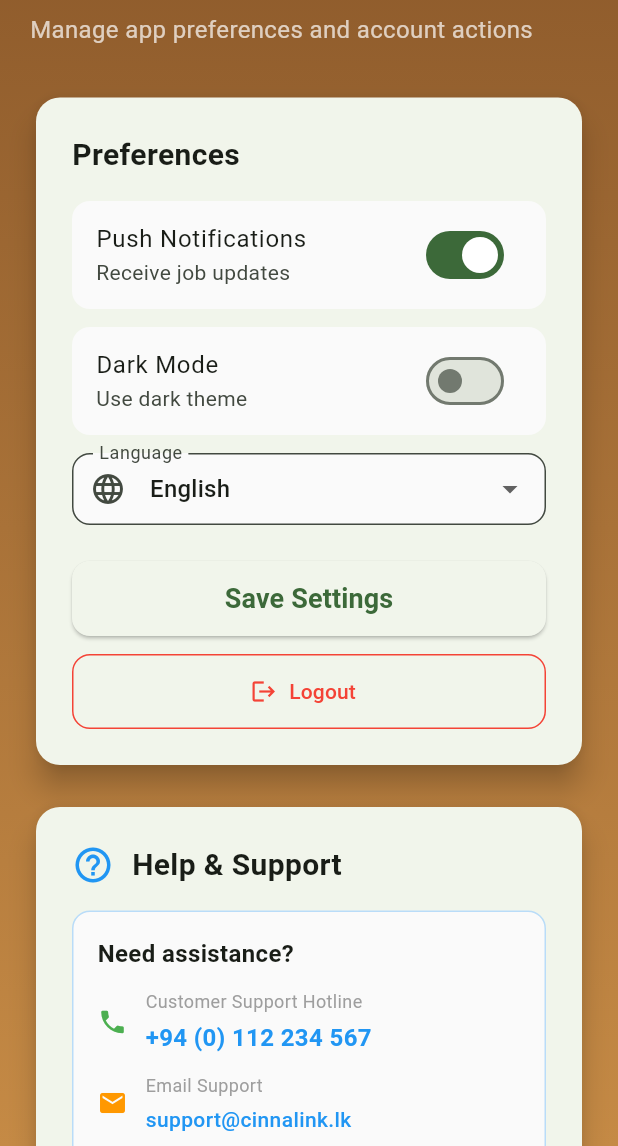
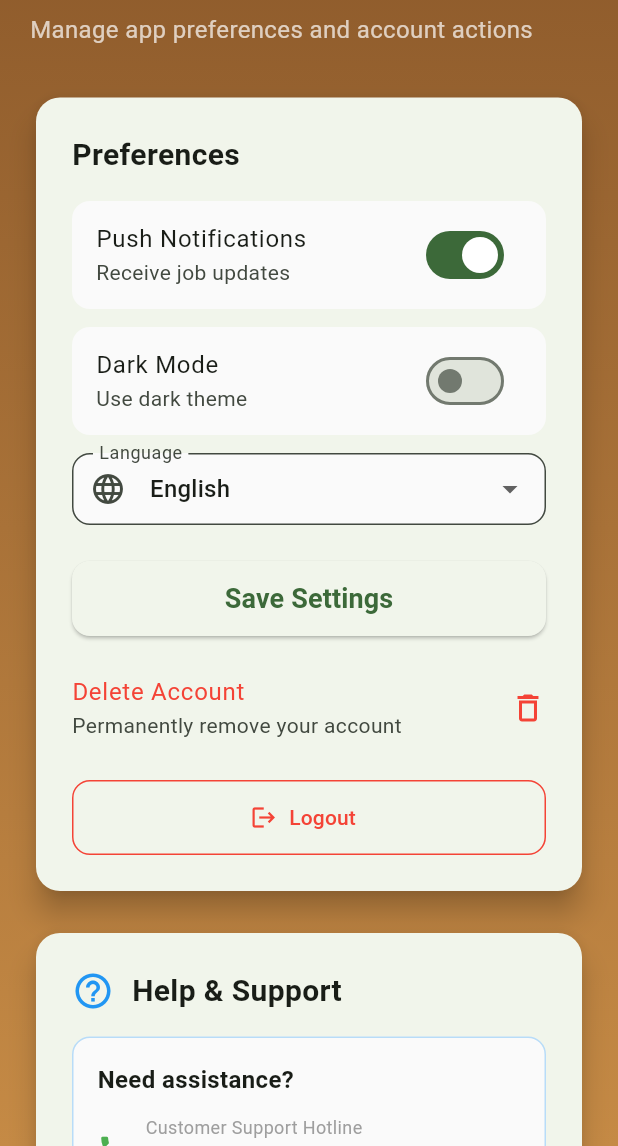
Before and after one commit to ChameeraHD/CinnaLink, a Flutter app: the AccountSettingsPage screen opened directly, on a phone screen of 412 x 824 dp, the part 90-1236 px from its top. Run offline on Flutter 3.47's test engine with Material 3 defaults, Android fonts, the phone set to English and light mode, and no system bars; our stand-ins replace cloud_firestore, firebase_auth, firebase_core, table_calendar; accounts and stored records are empty.

Commit message:
add account delete section

```diff
--- a/lib/frontend/account_settings_page.dart
+++ b/lib/frontend/account_settings_page.dart
@@ -17,6 +17,7 @@ class _AccountSettingsPageState extends State<AccountSettingsPage> {
   String _language = 'English';
   bool _isLoading = true;
   bool _isSigningOut = false;
+  bool _isDeletingAccount = false; // added
 
   final List<String> _languages = ['English', 'Tamil', 'Sinhala'];
 
@@ -69,6 +70,55 @@ class _AccountSettingsPageState extends State<AccountSettingsPage> {
     ScaffoldMessenger.of(context).showSnackBar(
       const SnackBar(content: Text('Settings saved successfully!')),
     );
+  }
+
+  Future<void> _deleteAccount() async {
+    final shouldDelete = await showDialog<bool>(
+      context: context,
+      builder: (dialogContext) => AlertDialog(
+        title: const Text('Delete Account'),
+        content: const Text(
+          'Are you sure you want to permanently delete your account? This action cannot be undone.',
+        ),
+        actions: [
+          TextButton(
+            onPressed: () => Navigator.of(dialogContext).pop(false),
+            child: const Text('Cancel'),
+          ),
+          ElevatedButton(
+            onPressed: () => Navigator.of(dialogContext).pop(true),
+            style: ElevatedButton.styleFrom(backgroundColor: Colors.red),
+            child: const Text('Delete Account'),
+          ),
+        ],
+      ),
+    );
+
+    if (shouldDelete != true) return;
+
+    setState(() {
+      _isDeletingAccount = true;
+    });
+
+    try {
+      await AuthService.deleteCurrentUser();
+      if (!mounted) return;
+      ScaffoldMessenger.of(context).showSnackBar(
+        const SnackBar(content: Text('Account deleted successfully')),
+      );
+      // optionally navigate away after deletion, e.g. to login screen
+    } catch (error) {
+      if (!mounted) return;
+      ScaffoldMessenger.of(context).showSnackBar(
+        SnackBar(content: Text('Account deletion failed: $error')),
+      );
+    } finally {
+      if (mounted) {
+        setState(() {
+          _isDeletingAccount = false;
+        });
+      }
+    }
   }
 
   Future<void> _logout() async {
@@ -240,6 +290,23 @@ class _AccountSettingsPageState extends State<AccountSettingsPage> {
                                 ),
                               ),
                               const SizedBox(height: 12),
+                              ListTile(
+                                contentPadding: EdgeInsets.zero,
+                                title: const Text(
+                                  'Delete Account',
+                                  style: TextStyle(color: Colors.red),
+                                ),
+                                subtitle: const Text('Permanently remove your account'),
+                                trailing: _isDeletingAccount
+                                    ? const SizedBox(
+                                        width: 20,
+                                        height: 20,
+                                        child: CircularProgressIndicator(strokeWidth: 2),
+                                      )
+                                    : const Icon(Icons.delete_outline, color: Colors.red),
+                                onTap: _isDeletingAccount ? null : _deleteAccount,
+                              ),
+                              const SizedBox(height: 12),
                               SizedBox(
                                 width: double.infinity,
                                 height: 50,
@@ -253,9 +320,8 @@ class _AccountSettingsPageState extends State<AccountSettingsPage> {
                                               strokeWidth: 2, color: Colors.red),
                                         )
                                       : const Icon(Icons.logout),
-                                  label: Text(_isSigningOut
-                                      ? 'Signing Out...'
-                                      : l10n.logout),
+                                  label: Text(
+                                      _isSigningOut ? 'Signing Out...' : l10n.logout),
                                   style: OutlinedButton.styleFrom(
                                     foregroundColor: Colors.red,
                                     side: const BorderSide(color: Colors.red),
@@ -305,7 +371,7 @@ class _AccountSettingsPageState extends State<AccountSettingsPage> {
                                   color: tileColor,
                                   borderRadius: BorderRadius.circular(12),
                                   border: Border.all(
-                                    color: Colors.blue.withValues(alpha: 0.3),
+                                    color: Colors.blue.withOpacity(0.3),
                                   ),
                                 ),
                                 child: Column(
@@ -319,7 +385,6 @@ class _AccountSettingsPageState extends State<AccountSettingsPage> {
                                       ),
                                     ),
                                     const SizedBox(height: 12),
-                                    // Phone Support
                                     Row(
                                       children: [
                                         const Icon(
@@ -355,7 +420,6 @@ class _AccountSettingsPageState extends State<AccountSettingsPage> {
                                       ],
                                     ),
                                     const SizedBox(height: 12),
-                                    // Email Support
                                     Row(
                                       children: [
                                         const Icon(
@@ -391,7 +455,6 @@ class _AccountSettingsPageState extends State<AccountSettingsPage> {
                                       ],
                                     ),
                                     const SizedBox(height: 12),
-                                    // Business Hours
                                     Row(
                                       children: [
                                         const Icon(
```
